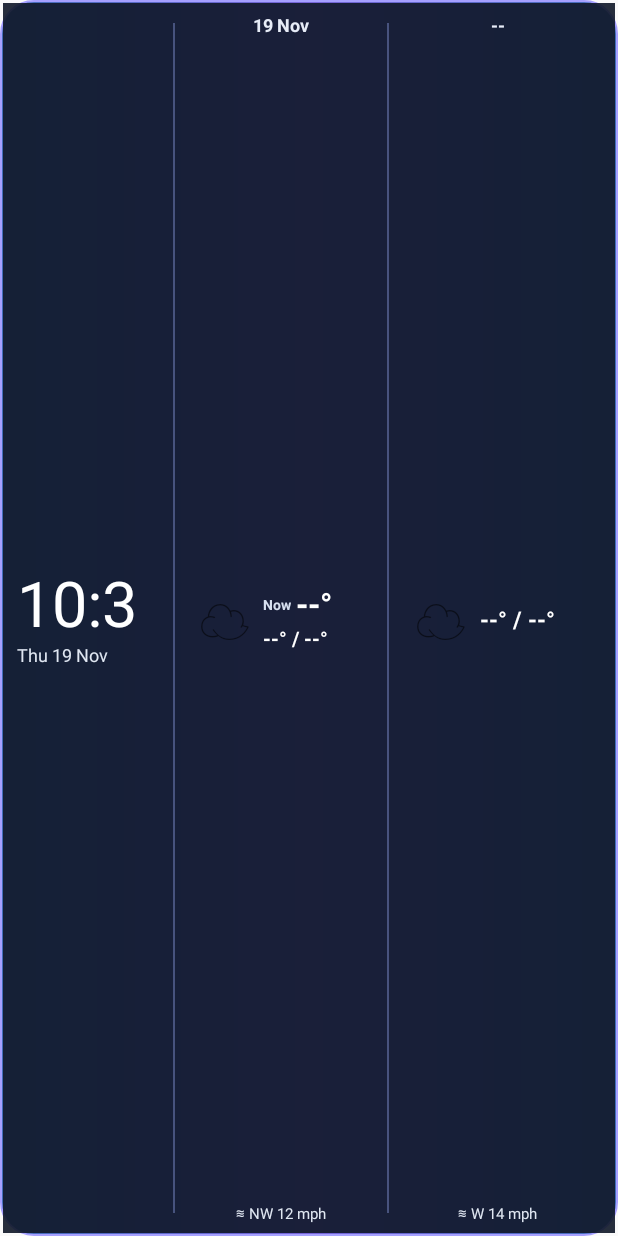
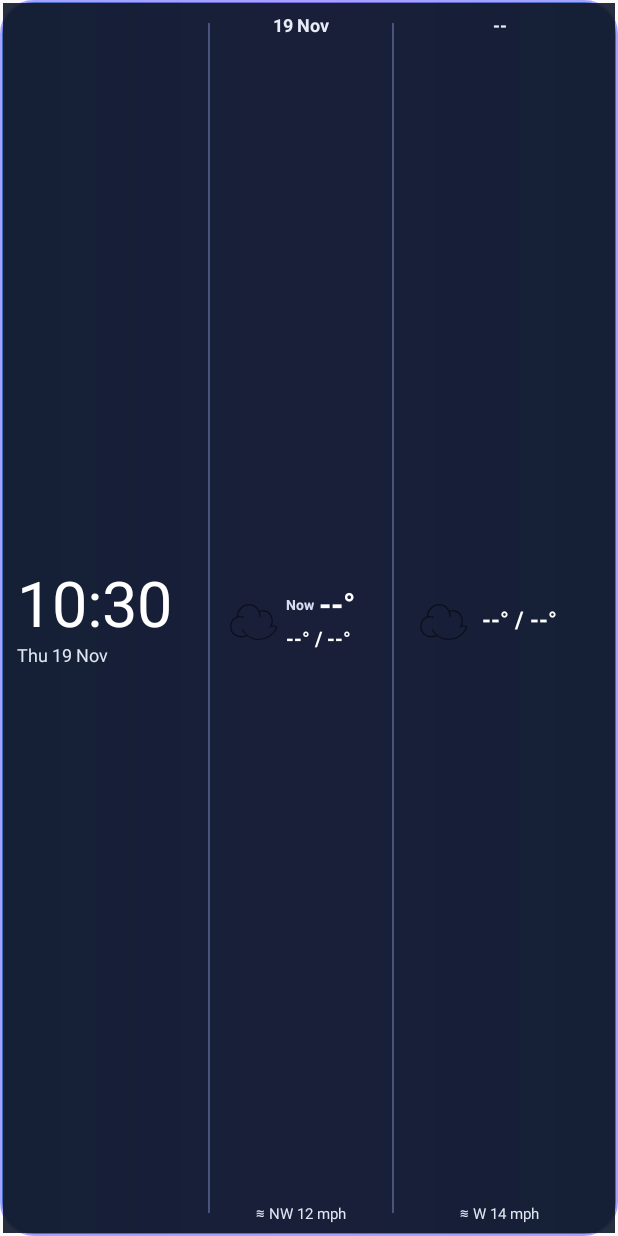
Before and after one commit to PhilColbert/PhilColbert-Barn-Weather-Clock, an Android app: the layout widget_barn_weather.xml on its own in the app's theme, with its tools: preview values and no code run, on a phone screen of 412 x 824 dp. Run offline under Robolectric (Android 15) with nearby library versions, the phone set to English and light mode, and no system bars.

Commit message:
BWC-CHG-013: balance clock and weather column widths

```diff
--- a/app/src/main/res/layout/widget_barn_weather.xml
+++ b/app/src/main/res/layout/widget_barn_weather.xml
@@ -7,7 +7,7 @@
         android:orientation="horizontal" android:gravity="center_vertical"
         android:background="#E6101828" android:paddingStart="9dp" android:paddingEnd="9dp"
         android:paddingTop="6dp" android:paddingBottom="6dp">
-        <LinearLayout android:layout_width="0dp" android:layout_height="match_parent" android:layout_weight="0.92"
+        <LinearLayout android:layout_width="0dp" android:layout_height="match_parent" android:layout_weight="1.15"
             android:gravity="center_vertical" android:orientation="vertical" android:paddingEnd="5dp">
             <TextClock android:id="@+id/time_text" android:layout_width="wrap_content" android:layout_height="wrap_content"
                 android:format12Hour="h:mm" android:format24Hour="HH:mm" android:textColor="#FFFFFFFF"
@@ -18,7 +18,7 @@
         </LinearLayout>
         <View android:layout_width="1dp" android:layout_height="match_parent" android:layout_marginVertical="7dp"
             android:background="#777F8DCE" />
-        <LinearLayout android:layout_width="0dp" android:layout_height="match_parent" android:layout_weight="1.24"
+        <LinearLayout android:layout_width="0dp" android:layout_height="match_parent" android:layout_weight="1.10"
             android:orientation="vertical" android:gravity="center" android:paddingStart="7dp" android:paddingEnd="7dp">
             <TextClock android:id="@+id/current_date" android:layout_width="wrap_content" android:layout_height="wrap_content"
                 android:format12Hour="d MMM" android:format24Hour="d MMM" android:textColor="#FFE7ECF7"
```
